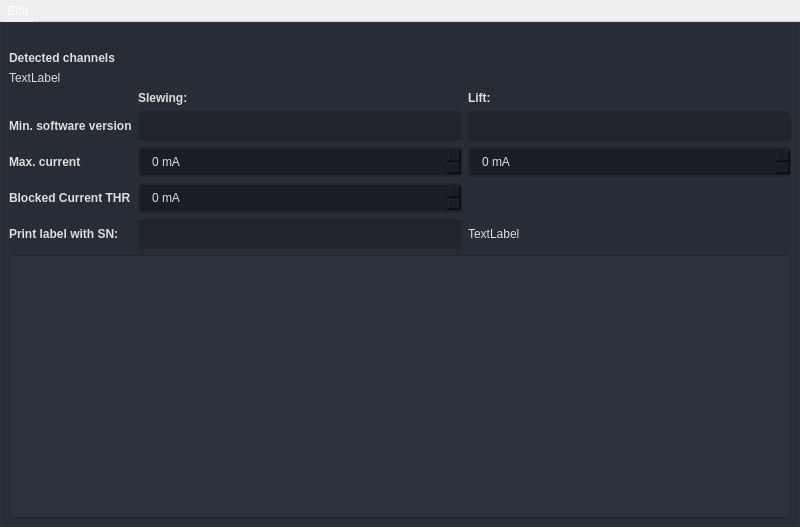
davidsenoner/emec-drv-canopen-tester, file app/ui/main.ui: the form before one commit.
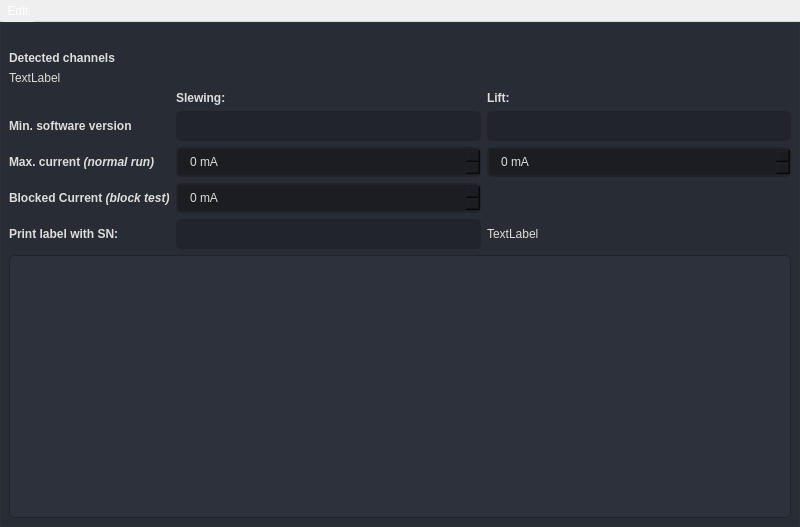
The form after the commit. Icons and pictures are not drawn.

Commit message: feat(UI): add descriptino to main page UI

```diff
--- a/app/ui/main.ui
+++ b/app/ui/main.ui
@@ -851,7 +851,7 @@
            <item row="2" column="0">
             <widget class="QLabel" name="label_10">
              <property name="text">
-              <string>&lt;h4&gt;Max. current&lt;/h4&gt;</string>
+              <string>&lt;html&gt;&lt;head/&gt;&lt;body&gt;&lt;h4 style=&quot; margin-top:12px; margin-bottom:12px; margin-left:0px; margin-right:0px; -qt-block-indent:0; text-indent:0px;&quot;&gt;&lt;span style=&quot; font-size:medium; font-weight:600;&quot;&gt;Max. current &lt;/span&gt;&lt;span style=&quot; font-size:8pt; font-weight:600; font-style:italic;&quot;&gt;(normal run)&lt;/span&gt;&lt;/h4&gt;&lt;/body&gt;&lt;/html&gt;</string>
              </property>
             </widget>
            </item>
@@ -884,7 +884,7 @@
            <item row="3" column="0">
             <widget class="QLabel" name="label_2">
              <property name="text">
-              <string>&lt;h4&gt;Blocked Current THR&lt;/h4&gt;</string>
+              <string>&lt;html&gt;&lt;head/&gt;&lt;body&gt;&lt;h4 style=&quot; margin-top:12px; margin-bottom:12px; margin-left:0px; margin-right:0px; -qt-block-indent:0; text-indent:0px;&quot;&gt;&lt;span style=&quot; font-size:medium; font-weight:600;&quot;&gt;Blocked Current &lt;/span&gt;&lt;span style=&quot; font-size:medium; font-weight:600; font-style:italic;&quot;&gt;(block test)&lt;/span&gt;&lt;/h4&gt;&lt;/body&gt;&lt;/html&gt;</string>
              </property>
             </widget>
            </item>
```
The commit also changes 1 other file.
